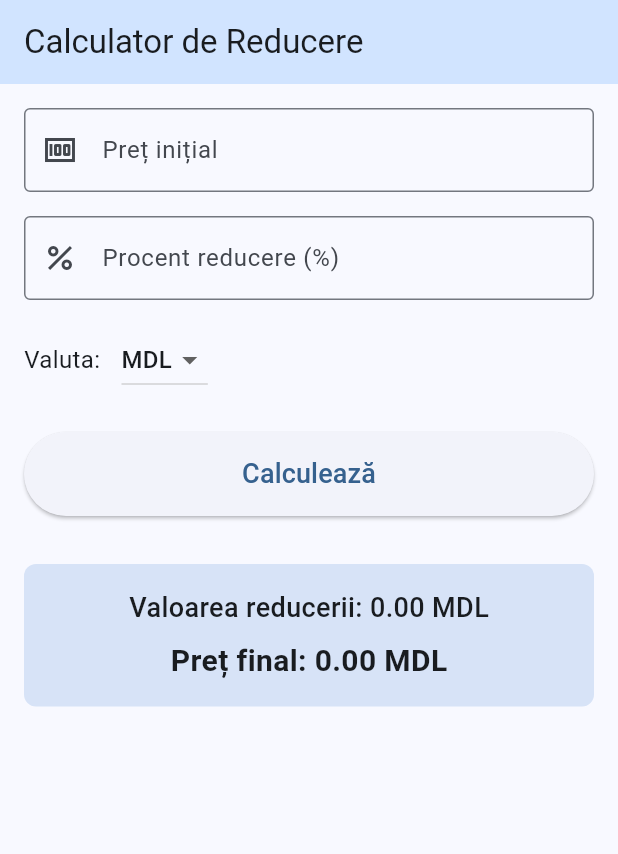
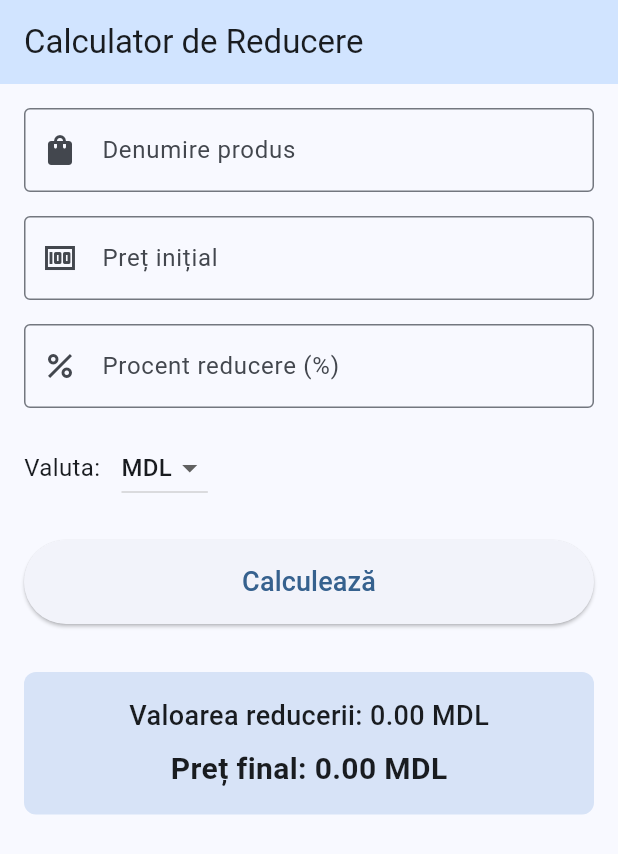
Before and after one commit to Rayquzz/PAM, a Flutter app: the screen it shows after launch, after a tap on "Calculează", on a phone screen of 412 x 824 dp. Shown: the top 854 px of the screen. Run offline on Flutter 3.47's test engine with Material 3 defaults, Android fonts, the phone set to English and light mode, and no system bars.

Commit message:
added new text box for the lab 1

```diff
--- a/lib/main.dart
+++ b/lib/main.dart
@@ -10,6 +10,7 @@ class MyApp extends StatelessWidget {
   @override
   Widget build(BuildContext context) {
     return MaterialApp(
+      debugShowCheckedModeBanner: false,
       title: 'Calculator Reducere',
       theme: ThemeData(
         colorScheme: ColorScheme.fromSeed(seedColor: Colors.blue),
@@ -30,17 +31,20 @@ class DiscountCalculator extends StatefulWidget {
 }
 
 class _DiscountCalculatorState extends State<DiscountCalculator> {
+  final TextEditingController _nameController = TextEditingController();
   final TextEditingController _priceController = TextEditingController();
   final TextEditingController _discountController = TextEditingController();
 
   double _discountValue = 0.0;
   double _finalPrice = 0.0;
+  String _productName = '';
   String _selectedCurrency = 'MDL';
 
   final List<String> _currencies = ['MDL', 'EUR', 'USD'];
 
   void _calculate() {
     setState(() {
+      _productName = _nameController.text;
       double price = double.tryParse(_priceController.text) ?? 0.0;
       double discountPercent = double.tryParse(_discountController.text) ?? 0.0;
 
@@ -61,6 +65,15 @@ class _DiscountCalculatorState extends State<DiscountCalculator> {
         child: Column(
           crossAxisAlignment: CrossAxisAlignment.stretch,
           children: <Widget>[
+            TextField(
+              controller: _nameController,
+              decoration: const InputDecoration(
+                labelText: 'Denumire produs',
+                border: OutlineInputBorder(),
+                prefixIcon: Icon(Icons.shopping_bag),
+              ),
+            ),
+            const SizedBox(height: 16),
             TextField(
               controller: _priceController,
               keyboardType: TextInputType.number,
@@ -118,6 +131,12 @@ class _DiscountCalculatorState extends State<DiscountCalculator> {
               ),
               child: Column(
                 children: [
+                  if (_productName.isNotEmpty)
+                    Text(
+                      'Produs: $_productName',
+                      style: const TextStyle(fontSize: 20, fontWeight: FontWeight.bold),
+                    ),
+                  if (_productName.isNotEmpty) const SizedBox(height: 12),
                   Text(
                     'Valoarea reducerii: ${_discountValue.toStringAsFixed(2)} $_selectedCurrency',
                     style: const TextStyle(fontSize: 18, fontWeight: FontWeight.w500),
@@ -138,6 +157,7 @@ class _DiscountCalculatorState extends State<DiscountCalculator> {
 
   @override
   void dispose() {
+    _nameController.dispose();
     _priceController.dispose();
     _discountController.dispose();
     super.dispose();
```
